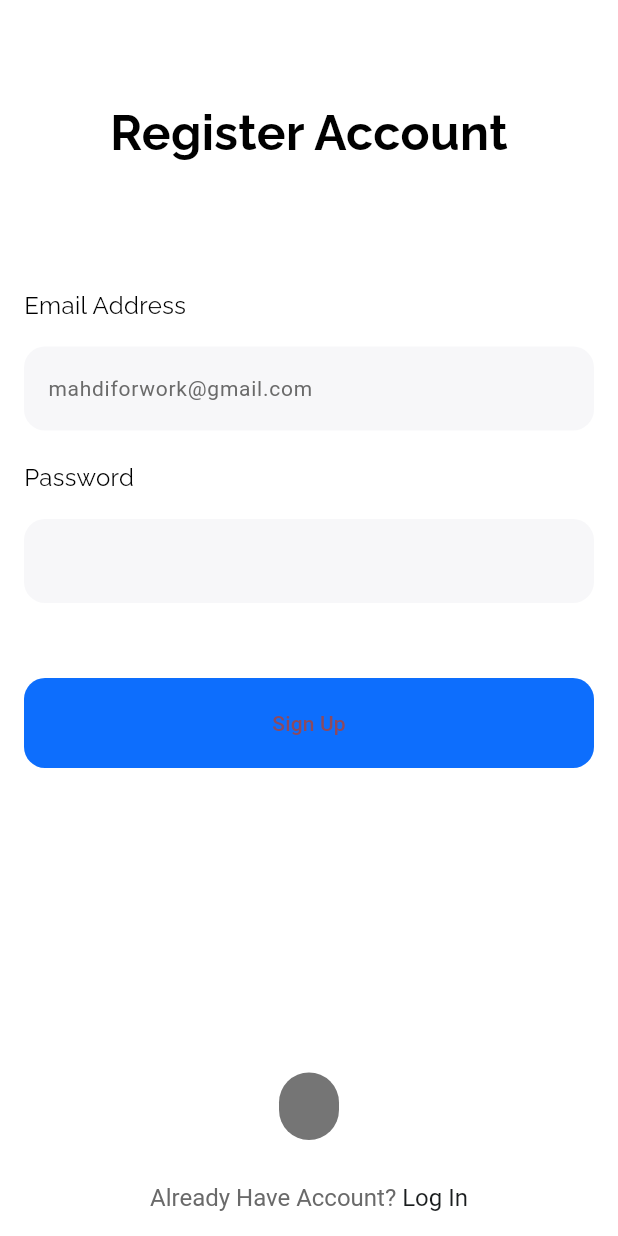
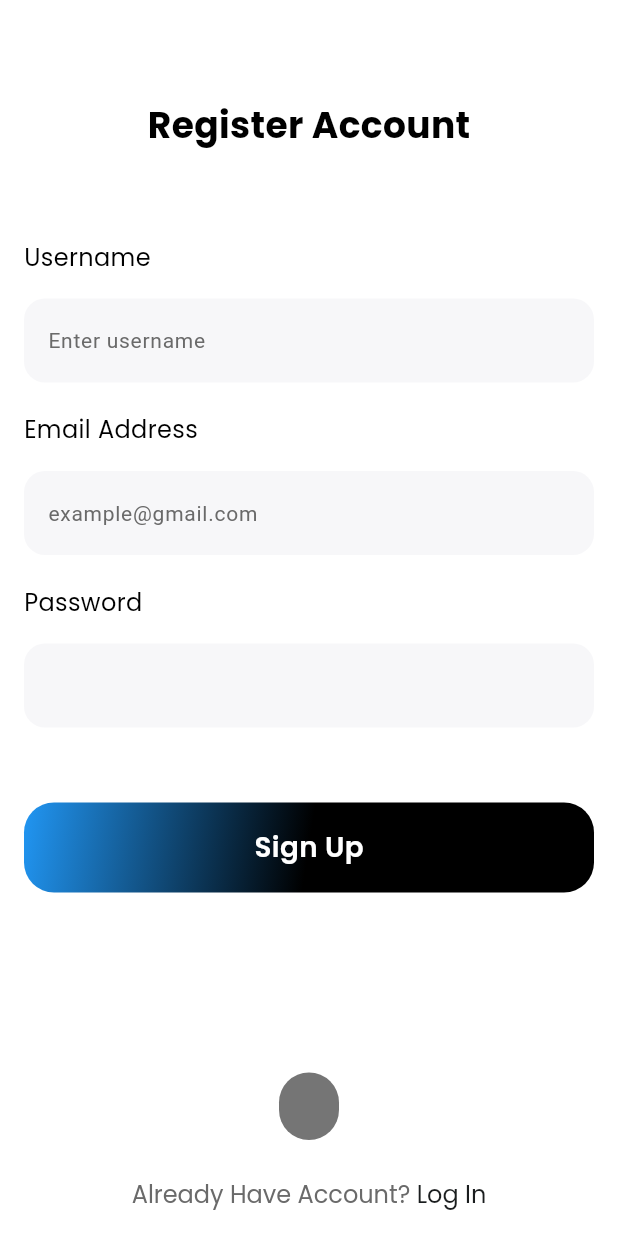
Before and after one commit to dhruvx19/FinFlow, a Flutter app: the screen it shows after launch, after a tap on "Sign Up", on a phone screen of 412 x 824 dp. Run offline on Flutter 3.47's test engine with Material 3 defaults, Android fonts, the phone set to English and light mode, and no system bars; our stand-ins replace bloc, equatable, firebase_auth, firebase_core, flutter_bloc, flutter_local_notifications and 8 more; missing offline and left inert: bloc_test, mocktail; accounts and stored records are empty; network calls fail.

Commit message:
auth update

```diff
--- a/lib/main.dart
+++ b/lib/main.dart
@@ -14,48 +14,63 @@ import 'package:flutter_bloc/flutter_bloc.dart';
 import 'package:flutter_local_notifications/flutter_local_notifications.dart';
 import 'package:hive_flutter/hive_flutter.dart';
 import 'package:path_provider/path_provider.dart';
+import 'package:firebase_auth/firebase_auth.dart';
 
 final navigatorKey = GlobalKey<NavigatorState>();
 FlutterLocalNotificationsPlugin flutterLocalNotificationsPlugin =
     FlutterLocalNotificationsPlugin();
+
 void main() async {
   WidgetsFlutterBinding.ensureInitialized();
+
+  // Initialize Firebase
   await Firebase.initializeApp(options: DefaultFirebaseOptions.currentPlatform);
+
+  // Initialize notifications
   await LocalNotifications.init();
+
+  // Initialize Hive
   var directory = await getApplicationDocumentsDirectory();
   Hive.init(directory.path);
   Hive.registerAdapter(ExpenseModelAdapter());
   await Hive.openBox<ExpenseModel>('ExpenseBox');
+  await Hive.openBox('authBox');
+
   runApp(const MyApp());
 }
 
 class MyApp extends StatelessWidget {
   const MyApp({super.key});
+
   @override
   Widget build(BuildContext context) {
     return MultiBlocProvider(
       providers: [
-        BlocProvider(
-          create: (context) => TransactionCubit(),
-        ),
-        BlocProvider(
-          create: (context) => DateCubit(),
-        ),
-        BlocProvider(
-          create: (context) => AmountBloc(HiveHelper(), context),
-        ),
-        BlocProvider(
-          create: (context) => HomeBloc(HiveHelper()),
-        )
+        BlocProvider(create: (context) => TransactionCubit()),
+        BlocProvider(create: (context) => DateCubit()),
+        BlocProvider(create: (context) => AmountBloc(HiveHelper(), context)),
+        BlocProvider(create: (context) => HomeBloc(HiveHelper()))
       ],
       child: MaterialApp(
         debugShowCheckedModeBanner: false,
+        navigatorKey: navigatorKey,
         title: 'Expense Tracker App',
         theme: ThemeData(
           colorScheme: ColorScheme.fromSeed(seedColor: Colors.black),
           useMaterial3: true,
         ),
-        home:  Signup(),
+        home: StreamBuilder<User?>(
+          stream: FirebaseAuth.instance.authStateChanges(),
+          builder: (context, snapshot) {
+            if (snapshot.connectionState == ConnectionState.waiting) {
+              return const CircularProgressIndicator();
+            }
+            if (snapshot.hasData) {
+              return const HomeView();
+            }
+            return Signup();
+          },
+        ),
       ),
     );
   }
--- /dev/null
+++ b/lib/services/auth/auth_services.dart
@@ -0,0 +1,97 @@
+import 'package:FinFlow/views/homepage.dart';
+import 'package:FinFlow/views/login/login.dart';
+import 'package:firebase_auth/firebase_auth.dart';
+import 'package:flutter/material.dart';
+import 'package:fluttertoast/fluttertoast.dart';
+import 'package:hive/hive.dart';
+
+class AuthService {
+  static const String authBoxName = 'authBox';
+  static const String userEmailKey = 'userEmail';
+  late Box _authBox;
+
+  Future<void> initAuthBox() async {
+    _authBox = await Hive.openBox(authBoxName);
+  }
+
+  Future<void> signup(
+      {required String email,
+      required String password,
+      required BuildContext context}) async {
+    try {
+      await initAuthBox();
+      await FirebaseAuth.instance
+          .createUserWithEmailAndPassword(email: email, password: password);
+
+      await _authBox.put(userEmailKey, email);
+      await Future.delayed(const Duration(seconds: 1));
+
+      Navigator.pushReplacement(
+          context,
+          MaterialPageRoute(
+              builder: (BuildContext context) => const HomeView()));
+    } on FirebaseAuthException catch (e) {
+      String message = '';
+      if (e.code == 'weak-password') {
+        message = 'The password provided is too weak.';
+      } else if (e.code == 'email-already-in-use') {
+        message = 'An account already exists with that email.';
+      }
+      _showToast(message);
+    }
+  }
+
+  Future<void> signin(
+      {required String email,
+      required String password,
+      required BuildContext context}) async {
+    try {
+      await initAuthBox();
+      await FirebaseAuth.instance
+          .signInWithEmailAndPassword(email: email, password: password);
+
+      await _authBox.put(userEmailKey, email);
+      await Future.delayed(const Duration(seconds: 1));
+
+      Navigator.pushReplacement(
+          context,
+          MaterialPageRoute(
+              builder: (BuildContext context) => const HomeView()));
+    } on FirebaseAuthException catch (e) {
+      String message = '';
+      if (e.code == 'invalid-email') {
+        message = 'No user found for that email.';
+      } else if (e.code == 'invalid-credential') {
+        message = 'Wrong password provided for that user.';
+      }
+      _showToast(message);
+    }
+  }
+
+  Future<void> signout({required BuildContext context}) async {
+    await initAuthBox();
+    await FirebaseAuth.instance.signOut();
+    await _authBox.clear();
+    await Future.delayed(const Duration(seconds: 1));
+
+    Navigator.pushReplacement(
+        context, MaterialPageRoute(builder: (BuildContext context) => Login()));
+  }
+
+  Future<bool> isUserLoggedIn() async {
+    await initAuthBox();
+    final userEmail = _authBox.get(userEmailKey);
+    return userEmail != null && userEmail.isNotEmpty;
+  }
+
+  void _showToast(String message) {
+    Fluttertoast.showToast(
+      msg: message,
+      toastLength: Toast.LENGTH_LONG,
+      gravity: ToastGravity.SNACKBAR,
+      backgroundColor: Colors.black54,
+      textColor: Colors.white,
+      fontSize: 14.0,
+    );
+  }
+}
--- a/lib/views/login/signin.dart
+++ b/lib/views/login/signin.dart
@@ -1,22 +1,23 @@
-
-import 'package:FinFlow/services/auth_services.dart';
-import 'package:FinFlow/views/login/login.dart';
-import 'package:flutter/gestures.dart';
+import 'package:FinFlow/services/auth/auth_services.dart';
 import 'package:flutter/material.dart';
 import 'package:google_fonts/google_fonts.dart';
+import 'package:flutter/gestures.dart';
+import 'package:hive/hive.dart';
+import 'login.dart';
 
 class Signup extends StatelessWidget {
-  Signup({super.key});
-
   final TextEditingController _emailController = TextEditingController();
   final TextEditingController _passwordController = TextEditingController();
+  final TextEditingController _usernameController = TextEditingController();
+
+  Signup({super.key});
 
   @override
   Widget build(BuildContext context) {
     return Scaffold(
       backgroundColor: Colors.white,
       resizeToAvoidBottomInset: true,
-      bottomNavigationBar: _signin(context),
+      bottomNavigationBar: _buildSignIn(context),
       appBar: AppBar(
         backgroundColor: Colors.transparent,
         elevation: 0,
@@ -24,159 +25,200 @@ class Signup extends StatelessWidget {
       ),
       body: SafeArea(
         child: SingleChildScrollView(
-         padding: const EdgeInsets.symmetric(horizontal: 16,vertical: 16),
+          padding: const EdgeInsets.symmetric(horizontal: 16, vertical: 16),
           child: Column(
             children: [
-              Center(
-                child: Text(
+              Text(
                 'Register Account',
-                  style: GoogleFonts.raleway(
-                    textStyle: const TextStyle(
+                style: GoogleFonts.poppins(
+                  fontSize: 24,
+                  fontWeight: FontWeight.bold,
                   color: Colors.black,
-                      fontWeight: FontWeight.bold,
-                      fontSize: 32
-                    )
+                ),
+              ),
+              const SizedBox(height: 60),
+              _buildUsernameField(),
+              const SizedBox(height: 20),
+              _buildEmailField(),
+              const SizedBox(height: 20),
+              _buildPasswordField(),
+              const SizedBox(height: 50),
+              _buildSignupButton(context),
+            ],
           ),
         ),
       ),
-              const SizedBox(height: 80,),
-               _emailAddress(),
-               const SizedBox(height: 20,),
-               _password(),
-               const SizedBox(height: 50,),
-               _signup(context),
-            ],
-          ),
-
-      ),
-      )
     );
   }
 
-  Widget _emailAddress() {
+  Widget _buildUsernameField() {
     return Column(
-      mainAxisAlignment: MainAxisAlignment.start,
+      crossAxisAlignment: CrossAxisAlignment.start,
+      children: [
+        Text(
+          'Username',
+          style: GoogleFonts.poppins(
+            fontSize: 16,
+            color: Colors.black,
+          ),
+        ),
+        const SizedBox(height: 16),
+        TextField(
+          controller: _usernameController,
+          decoration: InputDecoration(
+            filled: true,
+            fillColor: const Color(0xffF7F7F9),
+            hintText: 'Enter username',
+            hintStyle: const TextStyle(
+              color: Color(0xff6A6A6A),
+              fontSize: 14,
+            ),
+            border: OutlineInputBorder(
+              borderSide: BorderSide.none,
+              borderRadius: BorderRadius.circular(14),
+            ),
+          ),
+        ),
+      ],
+    );
+  }
+
+  Widget _buildEmailField() {
+    return Column(
       crossAxisAlignment: CrossAxisAlignment.start,
       children: [
         Text(
           'Email Address',
-          style: GoogleFonts.raleway(
-            textStyle: const TextStyle(
+          style: GoogleFonts.poppins(
+            fontSize: 16,
             color: Colors.black,
-              fontWeight: FontWeight.normal,
-              fontSize: 16
-            )
           ),
         ),
-        const SizedBox(height: 16,),
+        const SizedBox(height: 16),
         TextField(
           controller: _emailController,
           decoration: InputDecoration(
             filled: true,
-            hintText: 'mahdiforwork@gmail.com',
+            fillColor: const Color(0xffF7F7F9),
+            hintText: 'example@gmail.com',
             hintStyle: const TextStyle(
               color: Color(0xff6A6A6A),
-              fontWeight: FontWeight.normal,
-              fontSize: 14
+              fontSize: 14,
             ),
-            fillColor: const Color(0xffF7F7F9) ,
             border: OutlineInputBorder(
               borderSide: BorderSide.none,
-              borderRadius: BorderRadius.circular(14)
-            )
+              borderRadius: BorderRadius.circular(14),
             ),
-        )
+          ),
+        ),
       ],
     );
   }
 
-  Widget _password() {
+  Widget _buildPasswordField() {
     return Column(
-      mainAxisAlignment: MainAxisAlignment.start,
       crossAxisAlignment: CrossAxisAlignment.start,
       children: [
         Text(
           'Password',
-          style: GoogleFonts.raleway(
-            textStyle: const TextStyle(
+          style: GoogleFonts.poppins(
+            fontSize: 16,
             color: Colors.black,
-              fontWeight: FontWeight.normal,
-              fontSize: 16
-            )
           ),
         ),
-        const SizedBox(height: 16,),
+        const SizedBox(height: 16),
         TextField(
           controller: _passwordController,
           obscureText: true,
           decoration: InputDecoration(
             filled: true,
-            fillColor: const Color(0xffF7F7F9) ,
+            fillColor: const Color(0xffF7F7F9),
             border: OutlineInputBorder(
               borderSide: BorderSide.none,
-              borderRadius: BorderRadius.circular(14)
-            )
+              borderRadius: BorderRadius.circular(14),
             ),
-        )
+          ),
+        ),
       ],
     );
   }
 
-  Widget _signup(BuildContext context) {
-    return ElevatedButton(
-      style: ElevatedButton.styleFrom(
-        backgroundColor: const Color(0xff0D6EFD),
-          shape: RoundedRectangleBorder(
-            borderRadius: BorderRadius.circular(14),
+   Widget _buildSignupButton(BuildContext context) {
+    final size = MediaQuery.of(context).size;
+    final textScale = MediaQuery.of(context).textScaler.scale(1.0);
+    final valueFontSize = (size.width * 0.045).clamp(14.0, 20.0);
+
+    return Container(
+      width: double.infinity,
+      height: 60,
+      decoration: BoxDecoration(
+        borderRadius: BorderRadius.circular(20),
+        gradient: const LinearGradient(
+          colors: [Colors.black, Colors.blue],
+          begin: Alignment.center,
+          end: Alignment.topLeft,
         ),
-          minimumSize: const Size(double.infinity, 60),
-          elevation: 0,
       ),
-      onPressed: () async {
+      child: Material(
+        color: Colors.transparent,
+        child: InkWell(
+          borderRadius: BorderRadius.circular(20),
+          onTap: () async {
+            final box = await Hive.openBox('userBox');
+            await box.put('username', _usernameController.text);
+
             await AuthService().signup(
               email: _emailController.text,
               password: _passwordController.text,
               context: context
             );
           },
-      child: const Text("Sign Up"),
+          child: Center(
+            child: Text(
+              "Sign Up",
+              style: GoogleFonts.poppins(
+                fontSize: valueFontSize / textScale,
+                fontWeight: FontWeight.w600,
+                color: Colors.white,
+              ),
+            ),
+          ),
+        ),
+      ),
     );
   }
+}
 
-  Widget _signin(BuildContext context) {
+  Widget _buildSignIn(BuildContext context) {
     return Padding(
       padding: const EdgeInsets.only(bottom: 16),
       child: RichText(
         textAlign: TextAlign.center,
         text: TextSpan(
           children: [
-            const TextSpan(
+            TextSpan(
               text: "Already Have Account? ",
-                style: TextStyle(
-                  color: Color(0xff6A6A6A),
-                  fontWeight: FontWeight.normal,
-                  fontSize: 16
+              style: GoogleFonts.poppins(
+                color: const Color(0xff6A6A6A),
+                fontSize: 16,
               ),
             ),
             TextSpan(
               text: "Log In",
-                style: const TextStyle(
-                    color: Color(0xff1A1D1E),
-                    fontWeight: FontWeight.normal,
-                    fontSize: 16
+              style: GoogleFonts.poppins(
+                color: const Color(0xff1A1D1E),
+                fontSize: 16,
               ),
-                  recognizer: TapGestureRecognizer()..onTap = () {
+              recognizer: TapGestureRecognizer()
+                ..onTap = () {
                   Navigator.push(
                     context,
-                      MaterialPageRoute(
-                        builder: (context) => Login()
+                    MaterialPageRoute(builder: (context) => Login()),
+                  );
+                },
+            ),
+          ],
+        ),
       ),
     );
   }
-              ),
-          ]
-        )
-      ),
-    );
-  }
-}
```
Also changed, not shown: lib/services/auth/auth_helper.dart (added, +31 -0 lines), lib/services/auth_services.dart (deleted, +0 -109 lines), lib/views/homepage.dart (+70 -0 lines), lib/views/login/login.dart (+82 -82 lines), assets/images/demo1.png (added), 1 other file. Lines whose indentation alone changed are shown as unchanged.
